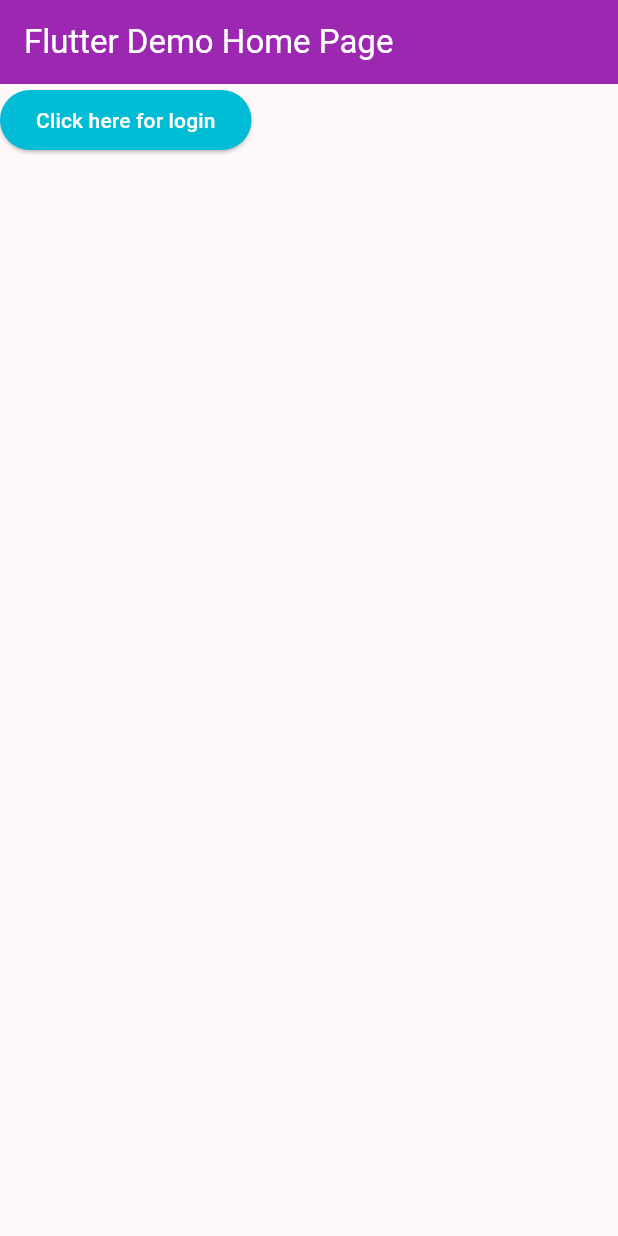
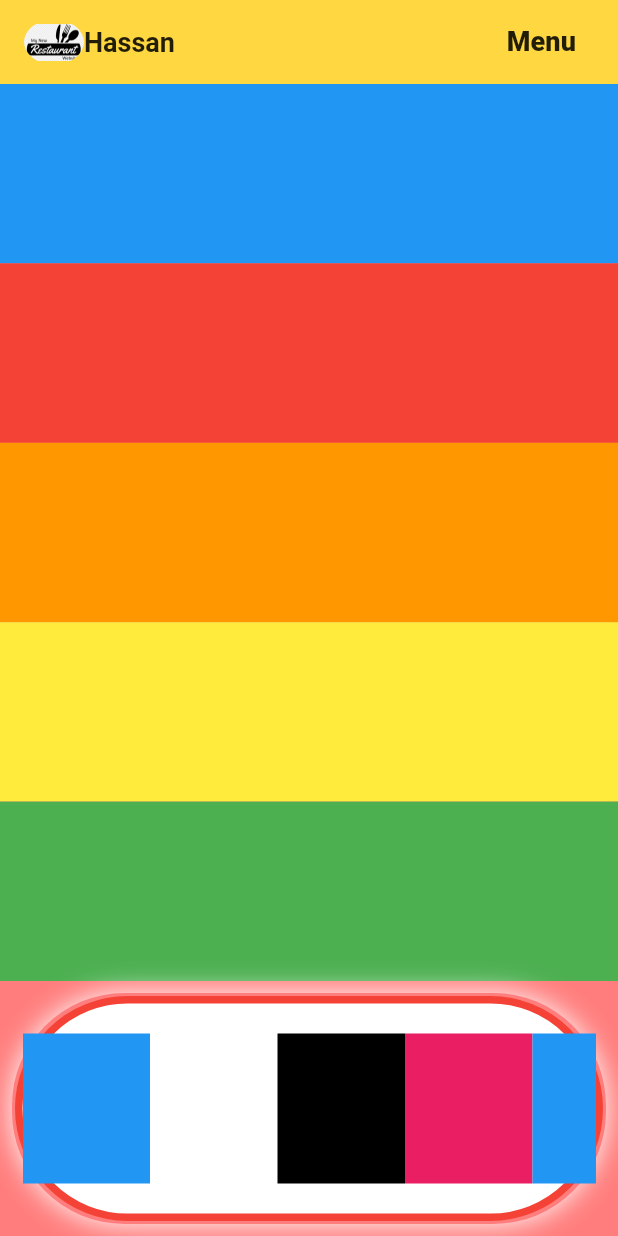
Before and after one commit to Muhammad-Hassan-student/Flutter-Mastery-Hands-on, a Flutter app: the screen it shows after launch, on a phone screen of 412 x 824 dp. Run offline on Flutter 3.47's test engine with Material 3 defaults, Android fonts, the phone set to English and light mode, and no system bars.

Commit message:
Flutter Mastery Day X: UI Enhancements & Layout Improvements

```diff
--- a/lib/main.dart
+++ b/lib/main.dart
@@ -1,99 +1,178 @@
-import 'package:flutter/foundation.dart';
+// import 'package:flutter/foundation.dart';
 import 'package:flutter/material.dart';
+import 'package:flutter_app/FoodHome.dart';
 
-void main() {
-  runApp(const MyApp());
+
+void main(){
+  runApp( MyFlutterApp());
 }
 
-class MyApp extends StatelessWidget {
-  const MyApp({super.key});
+//create MyFlutterApp
+class MyFlutterApp extends StatelessWidget{
 
-  // This widget is the root of your application.
   @override
   Widget build(BuildContext context) {
     return MaterialApp(
-      title: 'Flutter Demo',
-      debugShowCheckedModeBanner: false,
+      title: "Flutter Code Anaylyze",
+
       theme: ThemeData(
+        primarySwatch: Colors.blue,
 
-        colorScheme: ColorScheme.fromSeed(seedColor: Colors.black),
-        useMaterial3: true,
       ),
-      home: const MyHomePage(title: 'Flutter Demo Home Page'),
-
-
+        // home: Foodhome(),
+    home: MyHome(),
     );
   }
+
 }
 
-class MyHomePage extends StatefulWidget {
-  const MyHomePage({super.key, required this.title});
-
-  // This widget is the home page of your application. It is stateful, meaning
-  // that it has a State object (defined below) that contains fields that affect
-  // how it looks.
-
-  // This class is the configuration for the state. It holds the values (in this
-  // case the title) provided by the parent (in this case the App widget) and
-  // used by the build method of the State. Fields in a Widget subclass are
-  // always marked "final".
-
-  final String title;
-
-  @override
-  State<MyHomePage> createState() => _MyHomePageState();
-}
-
-class _MyHomePageState extends State<MyHomePage> {
-
-
-
-
+// My home page
+class MyHome extends StatelessWidget {
   @override
   Widget build(BuildContext context) {
-    // This method is rerun every time setState is called, for instance as done
-    // by the _incrementCounter method above.
-    //
-    // The Flutter framework has been optimized to make rerunning build methods
-    // fast, so that you can just rebuild anything that needs updating rather
-    // than having to individually change instances of widgets.
     return Scaffold(
       appBar: AppBar(
-        // TRY THIS: Try changing the color here to a specific color (to
-        // Colors.amber, perhaps?) and trigger a hot reload to see the AppBar
-        // change color while the other colors stay the same.
-        // backgroundColor: Theme.of(context).colorScheme.inversePrimary,
-        backgroundColor: Colors.purple,
+        backgroundColor: Colors.amberAccent,
+        title: Row(
+          mainAxisAlignment: MainAxisAlignment.spaceBetween,
+          crossAxisAlignment: CrossAxisAlignment.center,
+          children: [
+            Row(
 
+              children: [
+                Container(
+                  height: 30,
+                  width: 40,
+          // decoration: BoxDecoration(
+          //   shape: BoxShape.circle, // Circle shape added
+          // ),
+          child: ClipOval(
+            child: Image.asset('assets/images/download.png', fit: BoxFit.contain),
+          ),
+        ),Text("Hassan",style: TextStyle(
+                  fontSize: 18,
+                  fontWeight: FontWeight.w600,
+                  color: Colors.black87,
+                ),)
 
-        // Here we take the value from the MyHomePage object that was created by
-        // the App.build method, and use it to set our appbar title.
-        title: Text(widget.title,style:const TextStyle(
-          color: Colors.white,
-        ),),
+              ],
+            ),Container(
+              child: TextButton(onPressed: (){
+                print("Print");
+              },child:(Text("Menu",style: TextStyle(
+              fontSize: 18,
+              fontWeight: FontWeight.w800,
+              color: Colors.black87,
+              ),)),
+              ),
+            )
+          ],
+        ),
       ),
-      body: ElevatedButton(
-      //   style: ButtonStyle(
-      //   backgroundColor: MaterialStateProperty.all<Color>(Colors.blueAccent),
-      //   foregroundColor: MaterialStateProperty.all<Color>(Colors.white),
-      // ),
-        style: ElevatedButton.styleFrom(
-          backgroundColor: Colors.cyan,
-          foregroundColor: Colors.white
+      body:Container(
+        height: double.infinity,
+        width: double.infinity,
+
+        decoration: BoxDecoration(
+          color: Color(0xFBFF7B7A),
         ),
-                onPressed: () {
-              print("You are clicked on Text buttons");
-            },
-              onLongPress: () {
-                  print("Hi😊😜");
-              },
-                child: Text("Click here for login"),
-      ),
+        child: Column(
 
+          children: [
+            Expanded(
 
+              child: Container(
 
+                height: 120,
 
-       // This trailing comma makes auto-formatting nicer for build methods.
+                color: Colors.blue,
+              ),
+            ),
+            Expanded(
+              child: Container(
+                height: 120,
+
+                color: Colors.red,
+              ),
+            ),
+            Expanded(
+              child: Container(
+                height: 120,
+
+                color: Colors.orange,
+              ),
+            ),
+            Expanded(
+              child: Container(
+                height: 120,
+                color: Colors.yellow,
+              ),
+            ),
+            Expanded(
+              child: Container(
+                height: 120,
+                color: Colors.green,
+              ),
+            ),
+            Container(
+              height: 150,
+            width: 400,
+            margin: EdgeInsets.all(10),
+              decoration: BoxDecoration(
+                borderRadius: BorderRadius.circular(75),
+                color: Colors.white,
+                border: Border.all(
+                  width: 5,
+                  color:Colors.red,
+
+                ),
+               boxShadow: [BoxShadow(
+                  blurRadius: 16,
+                 color: Colors.white,
+                 blurStyle: BlurStyle.outer,
+                 spreadRadius: 2,
+
+              )],
+
+              ),
+              child: SingleChildScrollView(
+                scrollDirection: Axis.horizontal,
+                child: Row(
+                  children: [
+                    Container(
+                      height: 100,
+                      width: 85,
+                      color: Colors.blue,
+                    ),
+                    Container(
+                      height: 100,
+                      width: 85,
+                      color: Colors.white,
+                    ),
+                    Container(
+                      height: 100,
+                      width: 85,
+                      color: Colors.black,
+                    ),
+                    Container(
+                      height: 100,
+                      width: 85,
+                      color: Colors.pink,
+                    ),
+                    Container(
+                      height: 100,
+                      width: 85,
+                      color: Colors.blue,
+                    ),
+                  ],
+                ),
+              ),
+            )
+
+          ],
+        ),
+      ) ,
     );
   }
+
 }
```
Also changed, not shown: lib/FoodHome.dart (+171 -0 lines).
